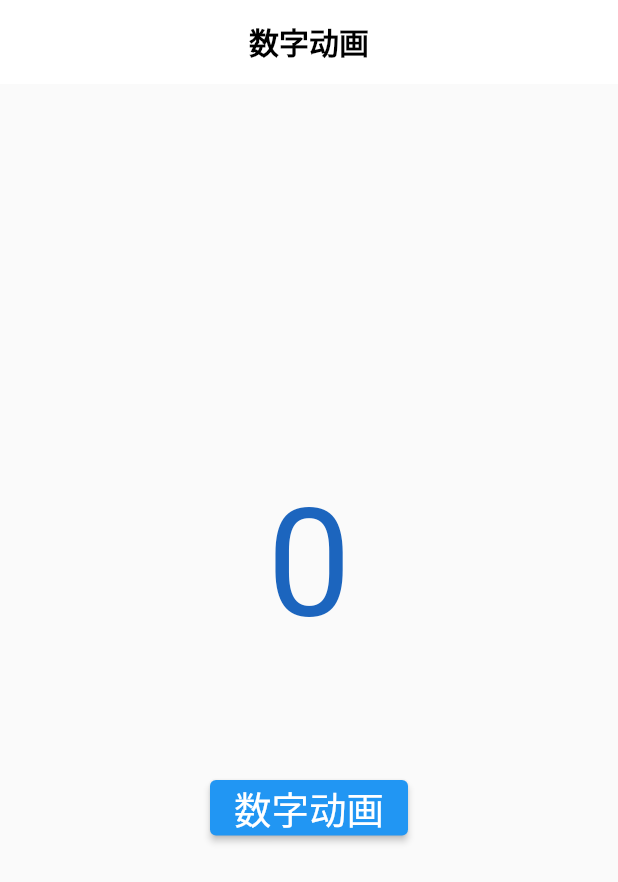
After one commit to yixiaolunhui/flutter_xy, a Flutter app: the NumAnimPage screen opened directly, on a phone screen of 412 x 824 dp. The commit adds this screen. Shown: the top 882 px of the screen. Run offline on Flutter 3.47's test engine with Material 2 defaults, Android fonts, the phone set to English and light mode, and no system bars.

Commit message:
+数字切换动画

```diff
--- a/lib/config/xy_data_config.dart
+++ b/lib/config/xy_data_config.dart
@@ -11,6 +11,7 @@ import 'package:flutter_xy/xydemo/wave/wave_page.dart';
 import '../xydemo/darg/drag_bottom_sheet_page.dart';
 import '../xydemo/float/float_page.dart';
 import '../xydemo/float/operate/float_operate_page.dart';
+import '../xydemo/num/num_anim_page.dart';
 import '../xydemo/slider/divisions_slider_page.dart';
 import 'xy_info.dart';
 
@@ -116,6 +117,17 @@ class UIGroupDataConfig {
         ));
       },
     ));
+    children.add(UIGroupInfo(
+      groupName: "数字动画",
+      desc: "数字动画",
+      onClick: (BuildContext context) {
+        Navigator.push(context, MaterialPageRoute(
+          builder: (BuildContext context) {
+            return const NumAnimPage();
+          },
+        ));
+      },
+    ));
 
     return UIGroupInfo(
         groupName: "自定义Widget", children: children, isExpand: false);
--- /dev/null
+++ b/lib/xydemo/num/num_anim_page.dart
@@ -0,0 +1,89 @@
+import 'dart:math';
+
+import 'package:flutter/material.dart';
+import 'package:flutter_xy/widgets/xy_app_bar.dart';
+
+class NumAnimPage extends StatefulWidget {
+  const NumAnimPage({super.key});
+
+  @override
+  State<NumAnimPage> createState() => _NumAnimPageState();
+}
+
+class _NumAnimPageState extends State<NumAnimPage> {
+  int _currentNum = 0;
+
+  // 数字文本随机颜色
+  Color get _numColor {
+    Random random = Random();
+    int red = random.nextInt(256);
+    int green = random.nextInt(256);
+    int blue = random.nextInt(256);
+    return Color.fromARGB(255, red, green, blue);
+  }
+
+  // 数字累加
+  void _addNumber() {
+    setState(() {
+      _currentNum++;
+    });
+  }
+
+  @override
+  Widget build(BuildContext context) {
+    return Scaffold(
+      appBar: XYAppBar(
+        title: "数字动画",
+      ),
+      body: Center(
+        child: _bodyWidget(),
+      ),
+    );
+  }
+
+  Widget _bodyWidget() {
+    return Column(
+      mainAxisAlignment: MainAxisAlignment.center,
+      children: [
+        AnimatedSwitcher(
+          duration: const Duration(milliseconds: 500),
+          transitionBuilder: (Widget child, Animation<double> animation) {
+            Offset startOffset = animation.status == AnimationStatus.completed
+                ? const Offset(0.0, 1.0)
+                : const Offset(0.0, -1.0);
+            Offset endOffset = const Offset(0.0, 0.0);
+            return SlideTransition(
+              position: Tween(begin: startOffset, end: endOffset).animate(
+                CurvedAnimation(parent: animation, curve: Curves.bounceOut),
+              ),
+              child: FadeTransition(
+                opacity: Tween(begin: 0.0, end: 1.0).animate(
+                  CurvedAnimation(parent: animation, curve: Curves.linear),
+                ),
+                child: ScaleTransition(
+                  scale: Tween(begin: 0.5, end: 1.0).animate(
+                    CurvedAnimation(parent: animation, curve: Curves.linear),
+                  ),
+                  child: child,
+                ),
+              ),
+            );
+          },
+          child: Text(
+            '$_currentNum',
+            key: ValueKey<int>(_currentNum),
+            style: TextStyle(fontSize: 100, color: _numColor),
+          ),
+        ),
+        const SizedBox(height: 80),
+        ElevatedButton(
+          onPressed: _addNumber,
+          child: const Text(
+            '数字动画',
+            style: TextStyle(fontSize: 25, color: Colors.white),
+          ),
+        ),
+      ],
+    );
+  }
+}
```
Also changed, not shown: 1 other file.
